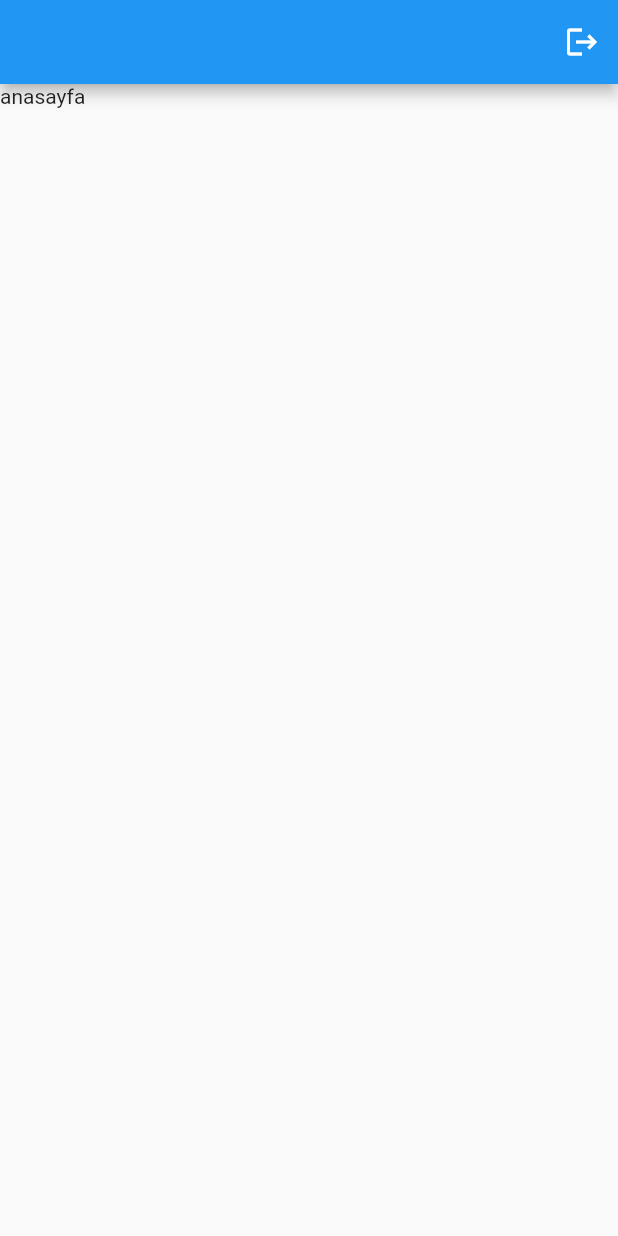
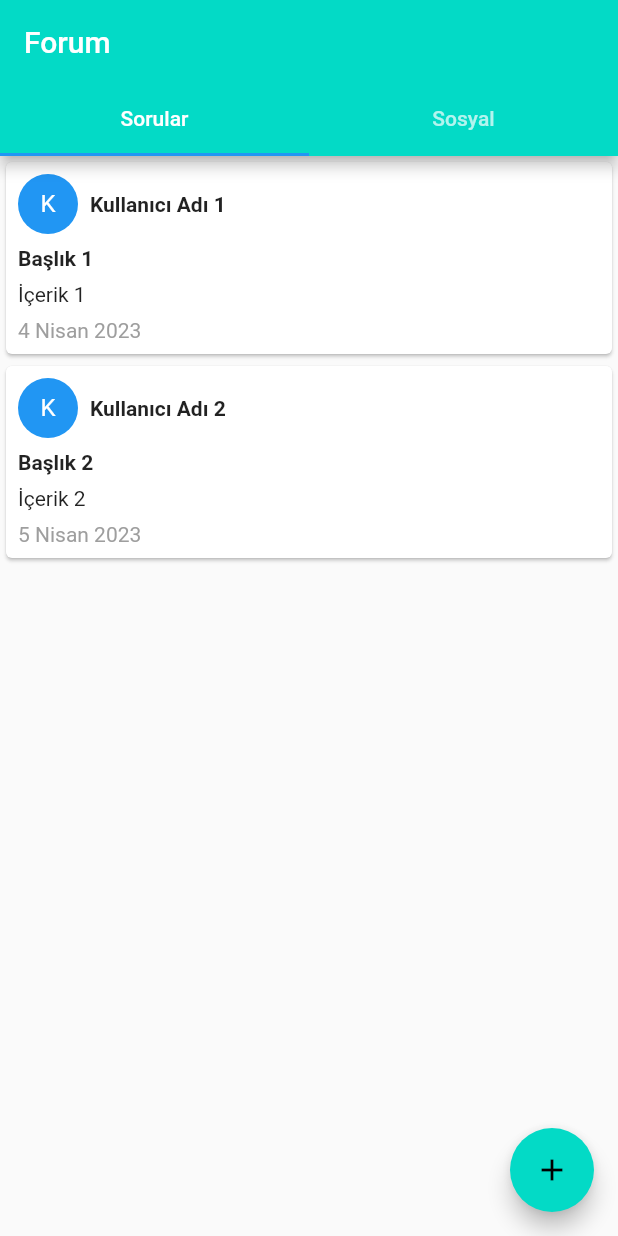
Before and after one commit to Rcpsngl/academy_mobile, a Flutter app: the screen it shows once a user with an empty profile is signed in, on a phone screen of 412 x 824 dp. Run offline on Flutter 3.47's test engine with Material 2 defaults, Android fonts, the phone set to English and light mode, and no system bars; our stand-ins replace firebase_auth, firebase_core; accounts and stored records are empty; network calls fail.

Commit message:
forum pages

```diff
--- a/academy/lib/main.dart
+++ b/academy/lib/main.dart
@@ -1,3 +1,5 @@
+// ignore_for_file: prefer_const_constructors
+
 import 'package:academy/pages/auth_page.dart';
 import 'package:flutter/material.dart';
 import 'pages/login_page.dart';
--- a/academy/lib/pages/auth_page.dart
+++ b/academy/lib/pages/auth_page.dart
@@ -15,7 +15,7 @@ class AuthPage extends StatelessWidget {
         builder: (context, snapshot) {
           // kullanici girisi basarili
           if (snapshot.hasData) {
-            return HomePage();
+            return ForumScreen();
           }
           //kullanici girisi basarisiz
           else {
--- a/academy/lib/pages/home_page.dart
+++ b/academy/lib/pages/home_page.dart
@@ -1,23 +1,175 @@
-import 'package:firebase_auth/firebase_auth.dart';
 import 'package:flutter/material.dart';
 
-class HomePage extends StatelessWidget {
-  HomePage({super.key});
+class ForumScreen extends StatelessWidget {
+  @override
+  Widget build(BuildContext context) {
+    return DefaultTabController(
+      length: 2, // Sekme sayısı
+      child: Scaffold(
+        floatingActionButton: FloatingActionButton(
+          backgroundColor: const Color(0xff03dac6),
+          child: Icon(Icons.add),
+          foregroundColor: Colors.black,
+          onPressed: () {},
+        ),
+        appBar: AppBar(
+          backgroundColor: const Color(0xff03dac6),
+          title: Text('Forum'),
+          bottom: TabBar(
+            tabs: [
+              Tab(text: 'Sorular'),
+              Tab(text: 'Sosyal'),
+            ],
+          ),
+        ),
+        body: TabBarView(
+          children: [
+            ForumTab(
+              title: 'Sorular',
+              posts: [
+                ForumPost(
+                  username: 'Kullanıcı Adı 1',
+                  postTitle: 'Başlık 1',
+                  postContent: 'İçerik 1',
+                  postDate: '4 Nisan 2023',
+                ),
+                ForumPost(
+                  username: 'Kullanıcı Adı 2',
+                  postTitle: 'Başlık 2',
+                  postContent: 'İçerik 2',
+                  postDate: '5 Nisan 2023',
+                ),
+              ],
+            ),
+            ForumTab(
+              title: 'Sosyal',
+              posts: [
+                ForumPost(
+                  username: 'Kullanıcı Adı 3',
+                  postTitle: 'Başlık 3',
+                  postContent: 'İçerik 3',
+                  postDate: '6 Nisan 2023',
+                ),
+                ForumPost(
+                  username: 'Kullanıcı Adı 4',
+                  postTitle: 'Başlık 4',
+                  postContent: 'İçerik 4',
+                  postDate: '7 Nisan 2023',
+                ),
+                ForumPost(
+                  username: 'Kullanıcı Adı 5',
+                  postTitle: 'Başlık 5',
+                  postContent: 'İçerik 4',
+                  postDate: '7 Nisan 2023',
+                ),
+              ],
+            ),
+          ],
+        ),
+      ),
+    );
+  }
+}
 
-  final user = FirebaseAuth.instance.currentUser!;
+class ForumTab extends StatelessWidget {
+  final String title;
+  final List<ForumPost> posts;
 
-  //cikis yap fonskiyonu
-  void signUserOut() {
-    FirebaseAuth.instance.signOut();
-  }
+  ForumTab({
+    required this.title,
+    required this.posts,
+  });
 
   @override
   Widget build(BuildContext context) {
-    return Scaffold(
-      appBar: AppBar(
-        actions: [IconButton(onPressed: signUserOut, icon: Icon(Icons.logout))],
-      ),
-      body: Text("anasayfa"),
+    return ListView.builder(
+      itemCount: posts.length,
+      itemBuilder: (BuildContext context, int index) {
+        return ForumCard(
+          username: posts[index].username,
+          postTitle: posts[index].postTitle,
+          postContent: posts[index].postContent,
+          postDate: posts[index].postDate,
+        );
+      },
     );
   }
 }
+
+class ForumPost {
+  final String username;
+  final String postTitle;
+  final String postContent;
+  final String postDate;
+
+  ForumPost({
+    required this.username,
+    required this.postTitle,
+    required this.postContent,
+    required this.postDate,
+  });
+}
+
+class ForumCard extends StatelessWidget {
+  final String username;
+  final String postTitle;
+  final String postContent;
+  final String postDate;
+
+  ForumCard({
+    required this.username,
+    required this.postTitle,
+    required this.postContent,
+    required this.postDate,
+  });
+
+  @override
+  Widget build(BuildContext context) {
+    return Card(
+      child: Padding(
+        padding: const EdgeInsets.all(8.0),
+        child: Column(
+          crossAxisAlignment: CrossAxisAlignment.start,
+          children: [
+            Row(
+              children: [
+                CircleAvatar(
+                  child: Text(
+                    username[0],
+                    style: TextStyle(
+                      color: Colors.white,
+                    ),
+                  ),
+                  backgroundColor: Colors.blue,
+                ),
+                SizedBox(width: 8),
+                Text(
+                  username,
+                  style: TextStyle(
+                    fontWeight: FontWeight.bold,
+                  ),
+                ),
+              ],
+            ),
+            SizedBox(height: 8),
+            Text(
+              postTitle,
+              style: TextStyle(
+                fontWeight: FontWeight.bold,
+              ),
+            ),
+            SizedBox(height: 8),
+            Text(postContent),
+            SizedBox(height: 8),
+            Text(
+              postDate,
+              style: TextStyle(
+                color: Colors.grey,
+              ),
+            ),
+          ],
+        ),
+      ),
+    );
+  }
+}
```
Also changed, not shown: 1 other file.
